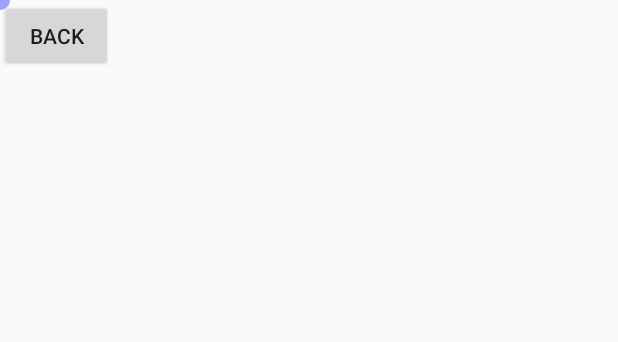
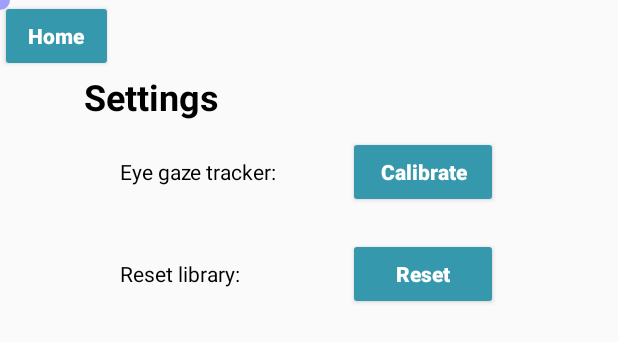
Before and after one commit to pnoen/GazeReader, an Android app: the layout activity_settings.xml on its own in the app's theme, with its tools: preview values and no code run, on a phone screen of 412 x 824 dp. Shown: the top 342 px of the screen. Run offline under Robolectric (Android 15) with nearby library versions, the phone set to English and light mode, and no system bars.

Commit message:
implemented the calibration button on the settings page. added a temporary button for resetting the library. changed the app logo

```diff
--- a/app/src/main/AndroidManifest.xml
+++ b/app/src/main/AndroidManifest.xml
@@ -6,7 +6,7 @@
         android:allowBackup="true"
         android:dataExtractionRules="@xml/data_extraction_rules"
         android:fullBackupContent="@xml/backup_rules"
-        android:icon="@mipmap/ic_launcher"
+        android:icon="@drawable/logo"
         android:label="@string/app_name"
         android:supportsRtl="true"
         android:theme="@style/AppTheme"
@@ -26,6 +26,10 @@
             android:screenOrientation="portrait">
         </activity>
         <activity
+            android:name=".SettingsActivity"
+            android:screenOrientation="portrait">
+        </activity>
+        <activity
             android:name=".ReaderActivity"
             android:screenOrientation="portrait">
         </activity>
--- a/app/src/main/java/com/example/gazereader/LibraryActivity.java
+++ b/app/src/main/java/com/example/gazereader/LibraryActivity.java
@@ -170,7 +170,7 @@ public class LibraryActivity extends AppCompatActivity {
         @Override
         public void onClick(View v) {
             if (v == btnSettings) {
-                Intent intent = new Intent(getApplicationContext(), MainActivity.class);
+                Intent intent = new Intent(getApplicationContext(), SettingsActivity.class);
                 startActivity(intent);
             }
         }
--- a/app/src/main/res/layout/activity_settings.xml
+++ b/app/src/main/res/layout/activity_settings.xml
@@ -5,7 +5,7 @@
     android:layout_width="match_parent"
     android:layout_height="match_parent"
     android:keepScreenOn="true"
-    tools:context=".ReaderActivity">
+    tools:context=".SettingsActivity">
 
     <View
         android:id="@+id/view_warning_tracking"
@@ -15,20 +15,133 @@
         android:visibility="invisible" />
 
     <LinearLayout
-        android:id="@+id/main_linearLayout"
+        android:id="@+id/linearLayout"
         android:layout_width="match_parent"
         android:layout_height="wrap_content"
         android:orientation="horizontal"
-        android:visibility="visible"
         app:layout_constraintLeft_toLeftOf="parent"
         app:layout_constraintTop_toTopOf="parent">
 
-
         <Button
-            android:id="@+id/btn_back"
+            android:id="@+id/btn_home"
             android:layout_width="75dp"
             android:layout_height="wrap_content"
-            android:text="Back" />
+            android:textAllCaps="false"
+            android:backgroundTint="@color/primaryBlue"
+            android:textColor="#fff"
+            android:textStyle="bold"
+            android:text="Home" />
+    </LinearLayout>
+
+    <LinearLayout
+        android:layout_width="match_parent"
+        android:layout_height="wrap_content"
+        android:gravity="center"
+        android:orientation="horizontal"
+        app:layout_constraintTop_toBottomOf="@+id/linearLayout">
+
+        <LinearLayout
+            android:layout_width="300dp"
+            android:layout_height="wrap_content"
+            android:orientation="vertical"
+            tools:ignore="MissingConstraints">
+
+
+            <TableLayout
+                android:layout_width="match_parent"
+                android:layout_height="match_parent">
+
+                <TextView
+                    android:layout_width="match_parent"
+                    android:layout_height="wrap_content"
+                    android:text="Settings"
+                    android:textColor="#000"
+                    android:textSize="24sp"
+                    android:textStyle="bold" />
+
+                <Space
+                    android:layout_width="match_parent"
+                    android:layout_height="10dp"
+                    app:layout_constraintEnd_toEndOf="parent"
+                    app:layout_constraintStart_toStartOf="parent" />
+
+                <TableRow
+                    android:layout_width="match_parent"
+                    android:layout_height="wrap_content">
+
+                    <Space
+                        android:layout_width="match_parent"
+                        android:layout_height="0dp"
+                        android:layout_weight="1" />
+
+                    <TextView
+                        android:layout_width="match_parent"
+                        android:layout_height="wrap_content"
+                        android:text="Eye gaze tracker:"
+                        android:textColor="#000" />
+
+                    <Space
+                        android:layout_width="match_parent"
+                        android:layout_height="0dp"
+                        android:layout_weight="2" />
+
+                    <Button
+                        android:id="@+id/btn_calibrate"
+                        android:layout_width="100dp"
+                        android:layout_height="wrap_content"
+                        android:textAllCaps="false"
+                        android:backgroundTint="@color/primaryBlue"
+                        android:textColor="#fff"
+                        android:textStyle="bold"
+                        android:text="Calibrate" />
+
+                    <Space
+                        android:layout_width="match_parent"
+                        android:layout_height="0dp"
+                        android:layout_weight="1" />
+                </TableRow>
+
+                <Space
+                    android:layout_width="match_parent"
+                    android:layout_height="20dp" />
+
+                <TableRow
+                    android:layout_width="match_parent"
+                    android:layout_height="wrap_content">
+
+                    <Space
+                        android:layout_width="match_parent"
+                        android:layout_height="0dp"
+                        android:layout_weight="1" />
+
+                    <TextView
+                        android:layout_width="match_parent"
+                        android:layout_height="wrap_content"
+                        android:text="Reset library:"
+                        android:textColor="#000" />
+
+                    <Space
+                        android:layout_width="match_parent"
+                        android:layout_height="0dp"
+                        android:layout_weight="2" />
+
+                    <Button
+                        android:id="@+id/btn_reset"
+                        android:layout_width="100dp"
+                        android:layout_height="wrap_content"
+                        android:textAllCaps="false"
+                        android:backgroundTint="@color/primaryBlue"
+                        android:textColor="#fff"
+                        android:textStyle="bold"
+                        android:text="Reset" />
+
+                    <Space
+                        android:layout_width="match_parent"
+                        android:layout_height="0dp"
+                        android:layout_weight="1" />
+                </TableRow>
+            </TableLayout>
+        </LinearLayout>
     </LinearLayout>
 
 
@@ -37,5 +150,14 @@
         android:layout_width="match_parent"
         android:layout_height="match_parent" />
 
+    <com.example.gazereader.view.CalibrationViewer
+        android:id="@+id/view_calibration"
+        android:layout_width="match_parent"
+        android:layout_height="match_parent"
+        android:visibility="invisible">
+
+
+    </com.example.gazereader.view.CalibrationViewer>
+
 
 </androidx.constraintlayout.widget.ConstraintLayout>
```
Also changed, not shown: app/src/main/java/com/example/gazereader/MainActivity.java (+7 -40 lines), app/src/main/java/com/example/gazereader/SettingsActivity.java (added, +286 -0 lines).
